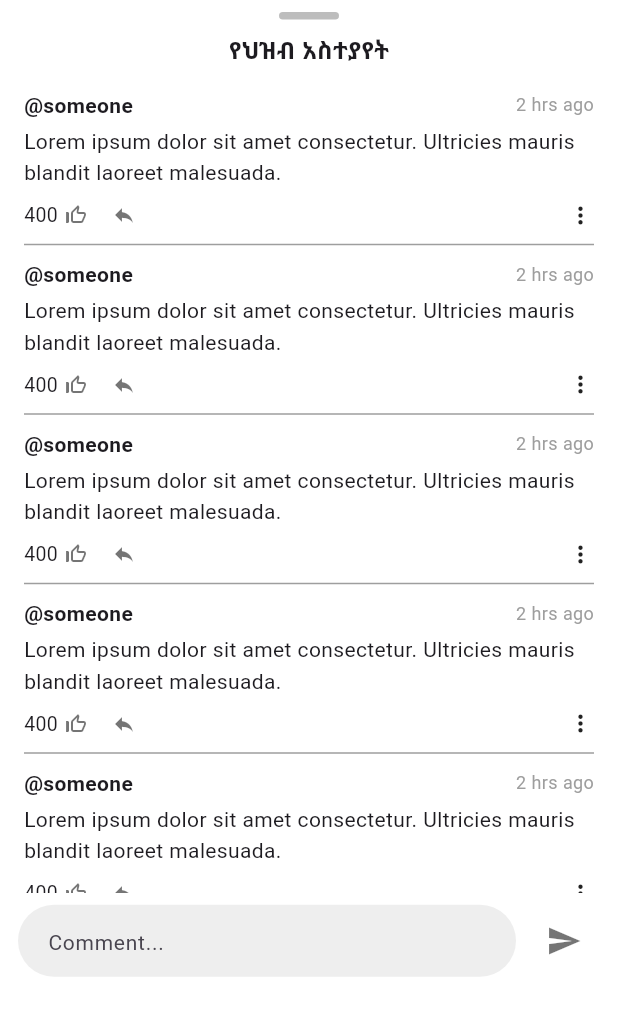
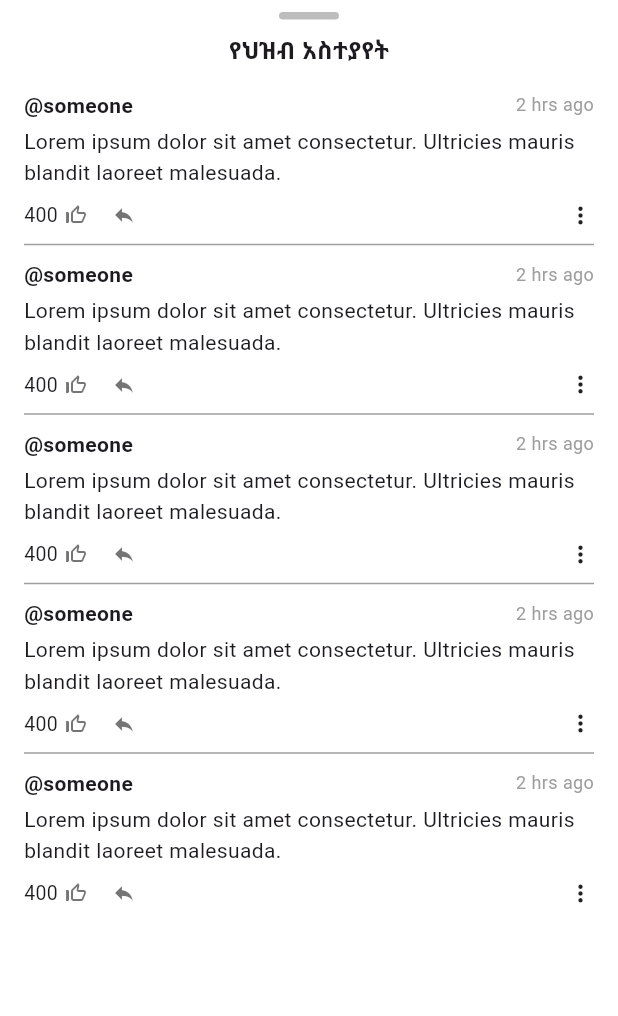
Before and after one commit to nathnael19/fm_radio, a Flutter app: the CommentBottomSheet widget shown alone on an empty page, opened directly, on a phone screen of 412 x 824 dp. Shown: the top 1016 px of the screen. Run offline on Flutter 3.47's test engine with Material 3 defaults, Android fonts, the phone set to English and light mode, and no system bars; our stand-ins replace flutter_screenutil, font_awesome_flutter, google_fonts, smooth_page_indicator.

Commit message:
updated the news page and the dot icon

```diff
--- a/lib/Download/components/list_of_downloads.dart
+++ b/lib/Download/components/list_of_downloads.dart
@@ -10,6 +10,8 @@ class ListOfDownloads extends StatelessWidget {
   final String other;
   final IconData icon;
   final Color color;
+  final VoidCallback onTap;
+
   const ListOfDownloads({
     super.key,
     required this.imageUrl,
@@ -19,6 +21,7 @@ class ListOfDownloads extends StatelessWidget {
     required this.other,
     required this.icon,
     required this.color,
+    required this.onTap,
   });
 
   @override
@@ -65,7 +68,7 @@ class ListOfDownloads extends StatelessWidget {
         ],
       ),
       trailing: IconButton(
-        onPressed: () {},
+        onPressed: onTap,
         icon: Icon(icon, size: 24.r, color: color),
       ),
     );
--- a/lib/Home/News/comment_bottom_sheet.dart
+++ b/lib/Home/News/comment_bottom_sheet.dart
@@ -119,49 +119,6 @@ class _CommentBottomSheetState extends State<CommentBottomSheet> {
           ),
 
           // Input field
-          Padding(
-            padding: const EdgeInsets.symmetric(horizontal: 12, vertical: 8),
-            child: Row(
-              children: [
-                Expanded(
-                  child: TextField(
-                    controller: _commentController,
-                    decoration: InputDecoration(
-                      hintText: "Comment...",
-                      hintStyle: const TextStyle(fontSize: 14),
-                      filled: true,
-                      fillColor: Colors.grey[200],
-                      contentPadding: const EdgeInsets.symmetric(
-                        horizontal: 16,
-                        vertical: 10,
-                      ),
-                      border: OutlineInputBorder(
-                        borderRadius: BorderRadius.circular(30),
-                        borderSide: BorderSide.none,
-                      ),
-                    ),
-                  ),
-                ),
-                const SizedBox(width: 8),
-                IconButton(
-                  icon: const Icon(Icons.send, color: Colors.black54),
-                  onPressed: () {
-                    if (_commentController.text.isNotEmpty) {
-                      setState(() {
-                        comments.add({
-                          "username": "@you",
-                          "time": "Just now",
-                          "content": _commentController.text,
-                          "likes": "0",
-                        });
-                        _commentController.clear();
-                      });
-                    }
-                  },
-                ),
-              ],
-            ),
-          ),
         ],
       ),
     );
--- a/lib/Home/News/news_detail_page.dart
+++ b/lib/Home/News/news_detail_page.dart
@@ -7,7 +7,7 @@ class NewsDetailPage extends StatelessWidget {
   @override
   Widget build(BuildContext context) {
     return FractionallySizedBox(
-      heightFactor: 0.9,
+      heightFactor: 0.8,
       child: Padding(
         padding: const EdgeInsets.all(16.0),
         child: Column(
--- a/lib/Home/Podcast/podcast_detail_page.dart
+++ b/lib/Home/Podcast/podcast_detail_page.dart
@@ -86,6 +86,7 @@ class _PodcastDetailPageState extends State<PodcastDetailPage> {
                 itemCount: 4,
                 itemBuilder: (BuildContext context, int index) {
                   return ListOfDownloads(
+                    onTap: () {},
                     icon: Icons.download_for_offline_outlined,
                     title: "የትም? (Yetim?)",
                     imageUrl: "assets/images/girl3.png",
```
Also changed, not shown: lib/Download/download_page.dart (+55 -2 lines), lib/Home/Live/home_page.dart (+22 -14 lines), lib/Home/News/news_page.dart (+13 -12 lines).
